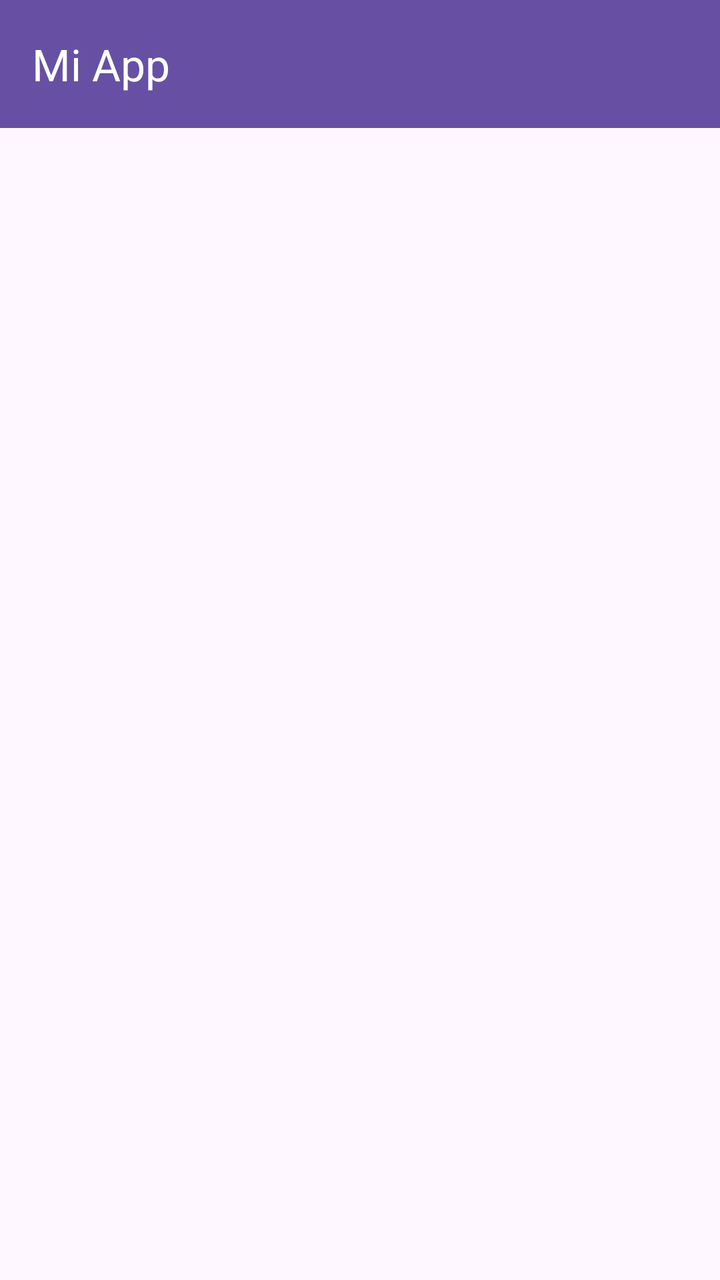
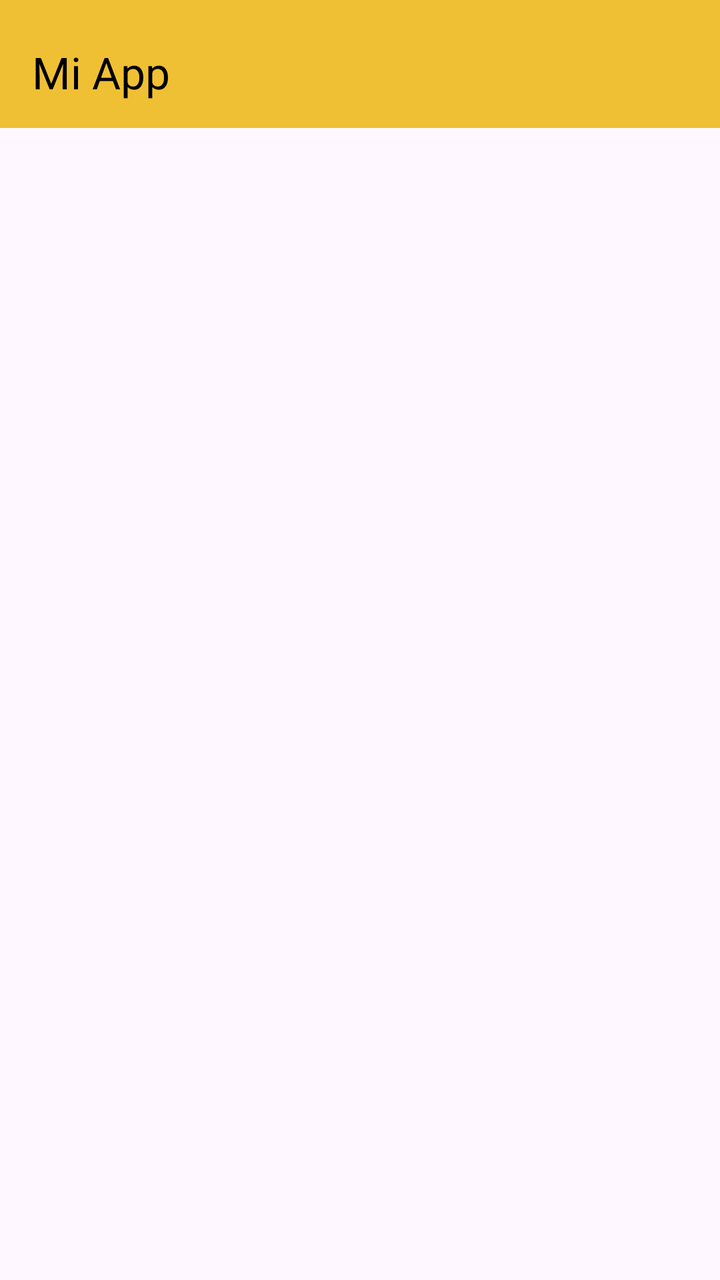

The first picture is an Android layout as it rendered before a commit; the second is the same layout after the commit. The layout source and the unified diff follow.
<!-- AndroidManifest.xml: application theme Theme.Meli -->
<!-- res/layout/activity_main.xml -->
<?xml version="1.0" encoding="utf-8"?>
<androidx.constraintlayout.widget.ConstraintLayout xmlns:android="http://schemas.android.com/apk/res/android"
    xmlns:app="http://schemas.android.com/apk/res-auto"
    xmlns:tools="http://schemas.android.com/tools"
    android:id="@+id/main"
    android:layout_width="match_parent"
    android:layout_height="match_parent"
    tools:context=".MainActivity">

    <com.google.android.material.appbar.MaterialToolbar
        android:id="@+id/toolbar"
        android:layout_width="match_parent"
        android:layout_height="?attr/actionBarSize"
        android:background="?attr/colorPrimary"
        android:theme="@style/ThemeOverlay.MaterialComponents.Dark.ActionBar"
        app:title="Mi App"
        app:layout_constraintTop_toTopOf="parent"
        app:layout_constraintStart_toStartOf="parent"
        app:layout_constraintEnd_toEndOf="parent"
        app:titleTextColor="@android:color/white" />


    <FrameLayout
        android:id="@+id/fragment_container"
        android:layout_width="match_parent"
        android:layout_height="0dp"
        app:layout_constraintStart_toStartOf="parent"
        app:layout_constraintEnd_toEndOf="parent"
        app:layout_constraintTop_toBottomOf="@id/toolbar"
        app:layout_constraintBottom_toBottomOf="parent"
        />

</androidx.constraintlayout.widget.ConstraintLayout>
<!-- resources referenced by this layout -->
<resources>
  <style name="Theme.Meli" parent="Base.Theme.Meli" />
  <style name="Base.Theme.Meli" parent="Theme.Material3.DayNight.NoActionBar">
          
          
      </style>
</resources>

<!-- the commit's change to res/layout/activity_main.xml (unified diff, before → after) -->
@@ -11,13 +11,14 @@
         android:id="@+id/toolbar"
         android:layout_width="match_parent"
         android:layout_height="?attr/actionBarSize"
-        android:background="?attr/colorPrimary"
+        android:background="@color/app_bar_color"
         android:theme="@style/ThemeOverlay.MaterialComponents.Dark.ActionBar"
         app:title="Mi App"
+        android:paddingTop="8dp"
         app:layout_constraintTop_toTopOf="parent"
         app:layout_constraintStart_toStartOf="parent"
         app:layout_constraintEnd_toEndOf="parent"
-        app:titleTextColor="@android:color/white" />
+        app:titleTextColor="@android:color/black" />
 
 
     <FrameLayout
<!-- resource entries referenced after the edit -->
@@ -1,5 +1,6 @@
 <!-- resources referenced by this layout -->
 <resources>
+  <color name="app_bar_color">#F7EFBE2E</color>"
   <style name="Theme.Meli" parent="Base.Theme.Meli" />
   <style name="Base.Theme.Meli" parent="Theme.Material3.DayNight.NoActionBar">
           
